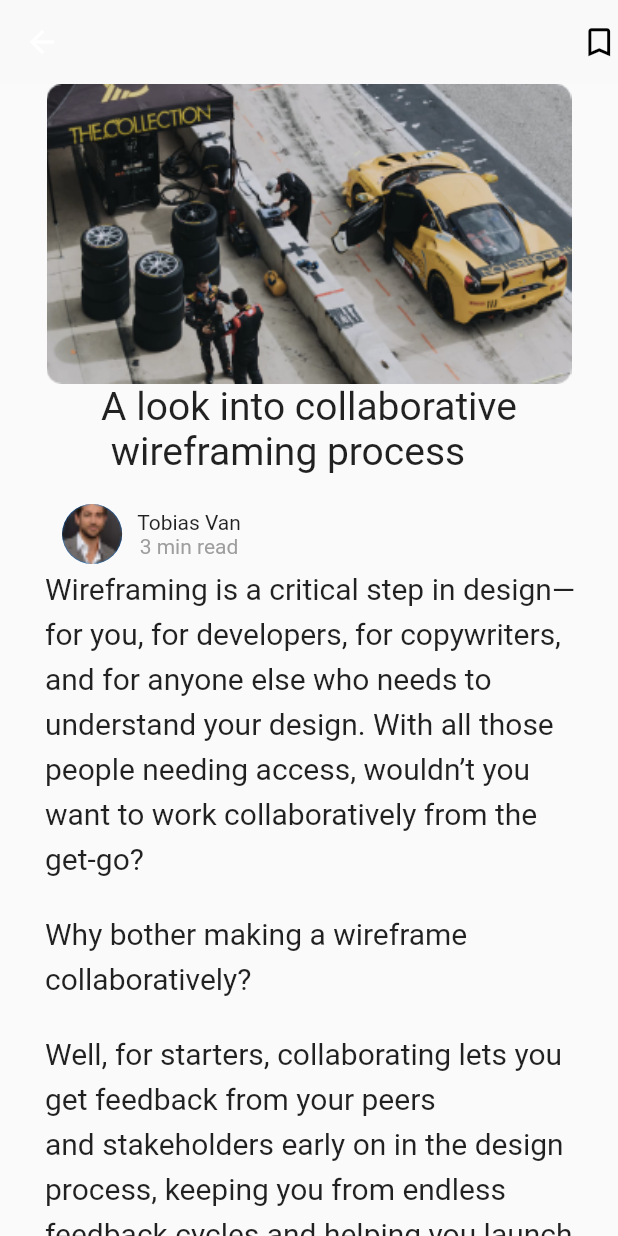
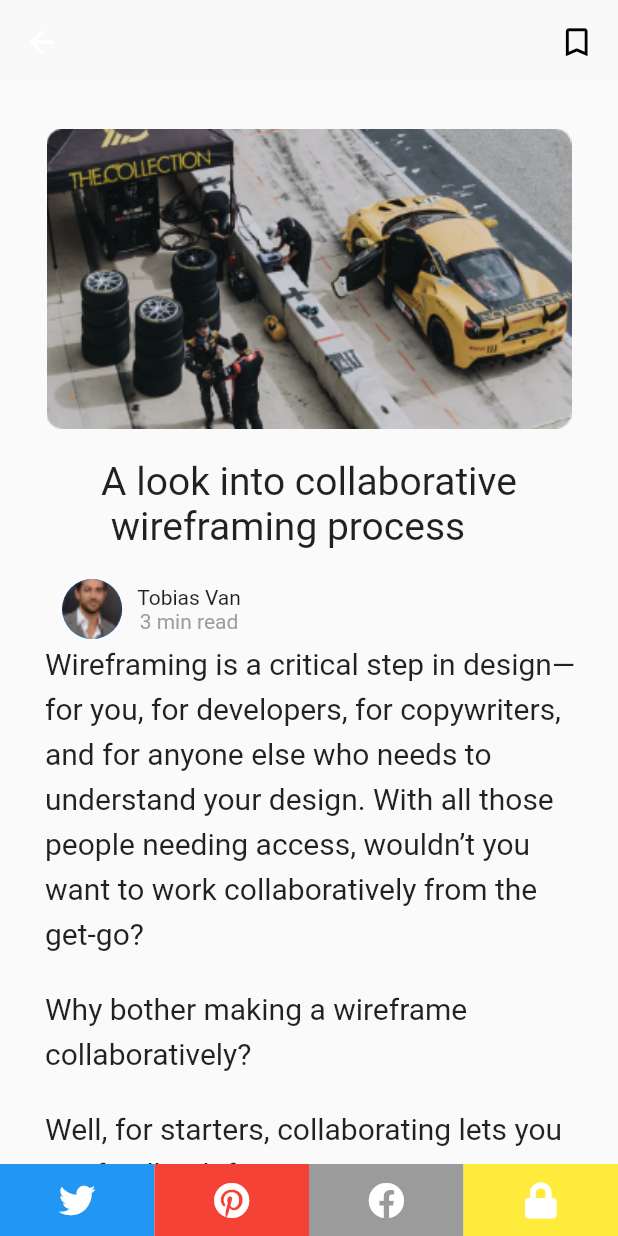
Before and after one commit to W1010x/Flutter_frontEnd, a Flutter app: the Detail screen opened directly, on a phone screen of 412 x 824 dp. Run offline on Flutter 3.47's test engine with Material 2 defaults, Android fonts, the phone set to English and light mode, and no system bars; our stand-ins replace font_awesome_flutter, smooth_page_indicator.

Commit message:
after add social media icon at bottom navBar

```diff
--- a/photog_app/lib/ExtractedWidgets/Container_img.dart
+++ b/photog_app/lib/ExtractedWidgets/Container_img.dart
@@ -1,9 +1,8 @@
 import 'package:flutter/material.dart';
 import 'package:photog_app/Screens/Details.dart';
 class Container_img extends StatelessWidget {
-  Container_img({@required this.Coluor,this.myText});
-  final Color Coluor;
-  final String myText;
+  // Container_img({@required this.myText});
+  // final String myText;
 
 
   @override
@@ -23,6 +22,7 @@ class Container_img extends StatelessWidget {
             ),
             SizedBox(width: 230,),
             IconButton(
+              onPressed: (){},
               icon: Icon(
                 Icons.more_vert,
               ),
--- /dev/null
+++ b/photog_app/lib/ExtractedWidgets/nav_buttons.dart
@@ -0,0 +1,64 @@
+import 'package:flutter/material.dart';
+import 'package:font_awesome_flutter/font_awesome_flutter.dart';
+class Social extends StatelessWidget {
+
+
+
+  @override
+  Widget build(BuildContext context) {
+    return
+       Row(
+        children: [
+          Expanded(
+            child: Container(
+       decoration: BoxDecoration(
+       color: Colors.blue
+       ),
+              child: IconButton(
+                  icon:
+              Icon(FontAwesomeIcons.twitter,color: Colors.white,),
+                  onPressed: (){
+      }),
+            ),
+          ),
+          //-------------icon2---------
+    Expanded(
+          child:Container(
+            decoration: BoxDecoration(
+                color: Colors.red
+            ),
+            child: IconButton(
+                icon:
+                Icon(FontAwesomeIcons.pinterest,color: Colors.white,),
+                onPressed: (){
+                }),
+          )),
+          //----------icon3-----------
+    Expanded(child: Container(
+            decoration: BoxDecoration(
+                color: Colors.black38
+            ),
+            child: IconButton(
+                icon:
+                Icon(FontAwesomeIcons.facebook,color: Colors.white,),
+                onPressed: (){
+                }),
+          ),),
+          //---------------icon4-------
+    Expanded( child:Container(
+            decoration: BoxDecoration(
+                color: Colors.yellow
+            ),
+            child: IconButton(
+                icon:
+                Icon(FontAwesomeIcons.lock,color: Colors.white,),
+                onPressed: (){
+                }),
+          ))
+
+        ],
+
+
+    );
+  }
+}
--- a/photog_app/lib/Screens/Details.dart
+++ b/photog_app/lib/Screens/Details.dart
@@ -1,4 +1,6 @@
 import 'package:flutter/material.dart';
+import 'package:photog_app/ExtractedWidgets/nav_buttons.dart';
+
 class Detail extends StatefulWidget {
 
   @override
@@ -15,17 +17,24 @@ class _DetailState extends State<Detail> {
     backgroundColor: Color(0xffF9F9F9),
     elevation: 0,
     actions: [
- Icon(
-    Icons.bookmark_border,
-    color: Colors.black,
-    size: 25.0,
-    ),
+ Padding(
+   padding: const EdgeInsets.only(right: 15.0),
+   child: Icon(
+      Icons.bookmark_border,
+      color: Colors.black,
+      size: 25.0,
+      ),
+ ),
   ]),
+    bottomNavigationBar:Social(),
+//------------------Body-------------------
+
     body: SingleChildScrollView(
       child: Center(
         child: Column(
           mainAxisAlignment: MainAxisAlignment.spaceBetween,
           children: [
+            SizedBox(height: 30,),
             Container(
               height: 200.0,
               width: 350.0,
@@ -37,7 +46,7 @@ class _DetailState extends State<Detail> {
                 ),
               ),
             ),
-      Spacer(flex: 2,),
+           SizedBox(height: 20,),
             Text('A look into collaborative\n wireframing process',style: TextStyle(fontSize: 26,fontWeight: FontWeight.w400),),
             SizedBox(height: 20,),
             Row(
```
Also changed, not shown: photog_app/lib/Screens/SignScreen.dart (+1 -6 lines), photog_app/lib/ExtractedWidgets/lable.dart (added).
